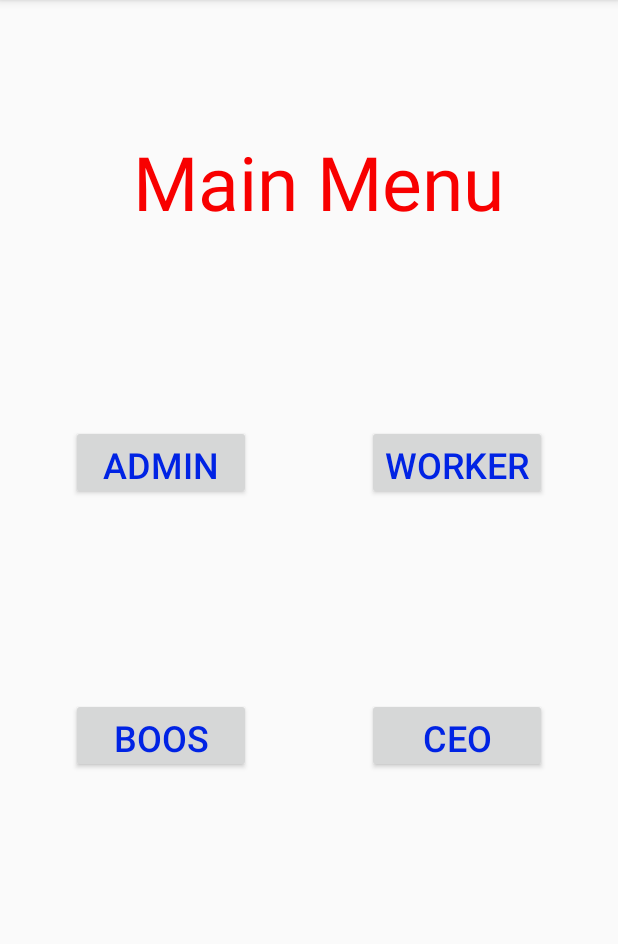
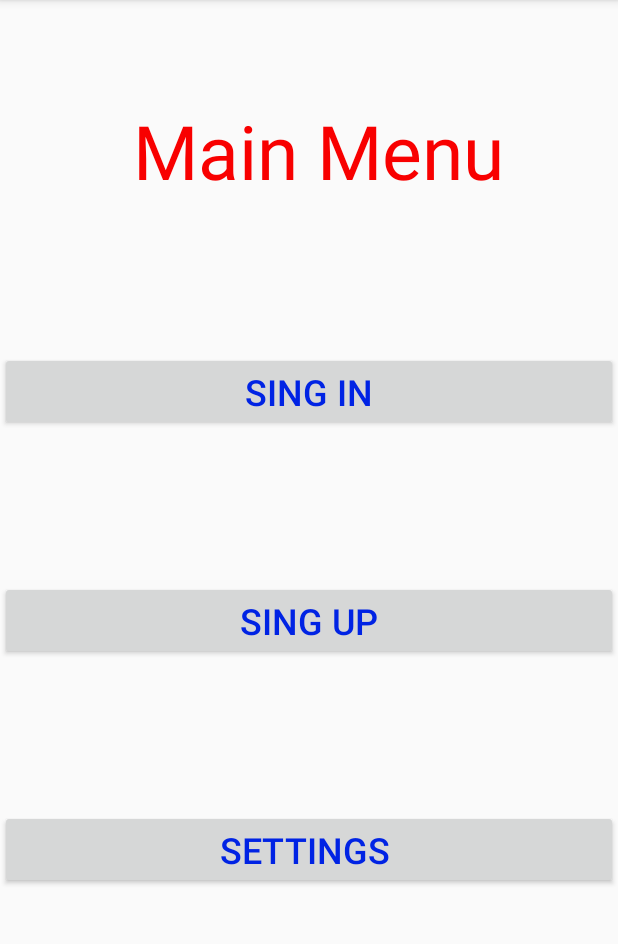
Before and after one commit to Nitzan-Beck/Free_Space, an Android app: the screen it shows after launch (MainActivity), on a phone screen of 412 x 824 dp, the part 84-1028 px from its top. Run offline under Robolectric (Android 15) with nearby library versions, the phone set to English and light mode, and no system bars.

Commit message:
16.10.2020

```diff
--- a/app/src/main/res/layout/activity_main.xml
+++ b/app/src/main/res/layout/activity_main.xml
@@ -18,63 +18,48 @@
         app:layout_constraintEnd_toEndOf="parent"
         app:layout_constraintStart_toStartOf="parent"
         app:layout_constraintTop_toTopOf="parent"
-        app:layout_constraintVertical_bias="0.125" />
+        app:layout_constraintVertical_bias="0.095" />
 
     <Button
-        android:id="@+id/button"
-        android:layout_width="120dp"
-        android:layout_height="50dp"
-        android:layout_marginTop="128dp"
-        android:layout_marginEnd="76dp"
-        android:gravity="center"
-        android:text="admin"
+        android:id="@+id/buttonSettings"
+        android:layout_width="0dp"
+        android:layout_height="wrap_content"
+        android:layout_marginTop="100dp"
+        android:onClick="btnSettings"
+        android:text="Settings "
         android:textColor="#0023E4"
         android:textSize="24sp"
-        app:layout_constraintEnd_toStartOf="@+id/button2"
-        app:layout_constraintHorizontal_bias="0.979"
+        app:layout_constraintEnd_toEndOf="parent"
+        app:layout_constraintHorizontal_bias="0.0"
+        app:layout_constraintStart_toStartOf="parent"
+        app:layout_constraintTop_toBottomOf="@+id/buttonSIngUp" />
+
+    <Button
+        android:id="@+id/buttonSingIn"
+        android:layout_width="0dp"
+        android:layout_height="wrap_content"
+        android:layout_marginTop="100dp"
+        android:onClick="btnSingIn"
+        android:text="Sing In"
+        android:textColor="#0023E4"
+        android:textSize="24sp"
+        app:layout_constraintEnd_toEndOf="parent"
+        app:layout_constraintHorizontal_bias="0.0"
         app:layout_constraintStart_toStartOf="parent"
         app:layout_constraintTop_toBottomOf="@+id/Menu" />
 
     <Button
-        android:id="@+id/button2"
-        android:layout_width="120dp"
-        android:layout_height="50dp"
-        android:layout_marginTop="128dp"
-        android:gravity="center"
-        android:text="Worker"
+        android:id="@+id/buttonSIngUp"
+        android:layout_width="0dp"
+        android:layout_height="wrap_content"
+        android:layout_marginTop="100dp"
+        android:onClick="btnSingUp"
+        android:text="Sing Up"
         android:textColor="#0023E4"
         android:textSize="24sp"
         app:layout_constraintEnd_toEndOf="parent"
-        app:layout_constraintHorizontal_bias="0.838"
+        app:layout_constraintHorizontal_bias="0.0"
         app:layout_constraintStart_toStartOf="parent"
-        app:layout_constraintTop_toBottomOf="@+id/Menu" />
-
-    <Button
-        android:id="@+id/button3"
-        android:layout_width="120dp"
-        android:layout_height="50dp"
-        android:layout_marginTop="132dp"
-        android:gravity="center"
-        android:text="Boos"
-        android:textColor="#0023E4"
-        android:textSize="24sp"
-        app:layout_constraintEnd_toStartOf="@+id/button4"
-        app:layout_constraintHorizontal_bias="0.379"
-        app:layout_constraintStart_toStartOf="parent"
-        app:layout_constraintTop_toBottomOf="@+id/button" />
-
-    <Button
-        android:id="@+id/button4"
-        android:layout_width="120dp"
-        android:layout_height="50dp"
-        android:layout_marginTop="132dp"
-        android:gravity="center"
-        android:text="CEO"
-        android:textColor="#0023E4"
-        android:textSize="24sp"
-        app:layout_constraintEnd_toEndOf="parent"
-        app:layout_constraintHorizontal_bias="0.838"
-        app:layout_constraintStart_toStartOf="parent"
-        app:layout_constraintTop_toBottomOf="@+id/button2" />
+        app:layout_constraintTop_toBottomOf="@+id/buttonSingIn" />
 
 </androidx.constraintlayout.widget.ConstraintLayout>
```
Also changed, not shown: app/src/main/AndroidManifest.xml (+8 -0 lines), app/src/main/java/com/example/free_space/Admin.java (added, +14 -0 lines), app/src/main/java/com/example/free_space/Boss.java (added, +14 -0 lines), app/src/main/java/com/example/free_space/CEO.java (added, +14 -0 lines), app/src/main/java/com/example/free_space/LogIn.java (added, +14 -0 lines), app/src/main/java/com/example/free_space/MainActivity.java (+17 -0 lines), app/src/main/java/com/example/free_space/Settings.java (added, +21 -0 lines), app/src/main/java/com/example/free_space/SingIn.java (added, +21 -0 lines), app/src/main/java/com/example/free_space/SingUp.java (added, +21 -0 lines), app/src/main/java/com/example/free_space/Worker.java (added, +16 -0 lines), app/src/main/res/layout/activity_admin.xml (added, +9 -0 lines), app/src/main/res/layout/activity_boss.xml (added, +9 -0 lines), app/src/main/res/layout/activity_c_e_o.xml (added, +9 -0 lines), app/src/main/res/layout/activity_log_in.xml (added, +9 -0 lines), 4 more files.
